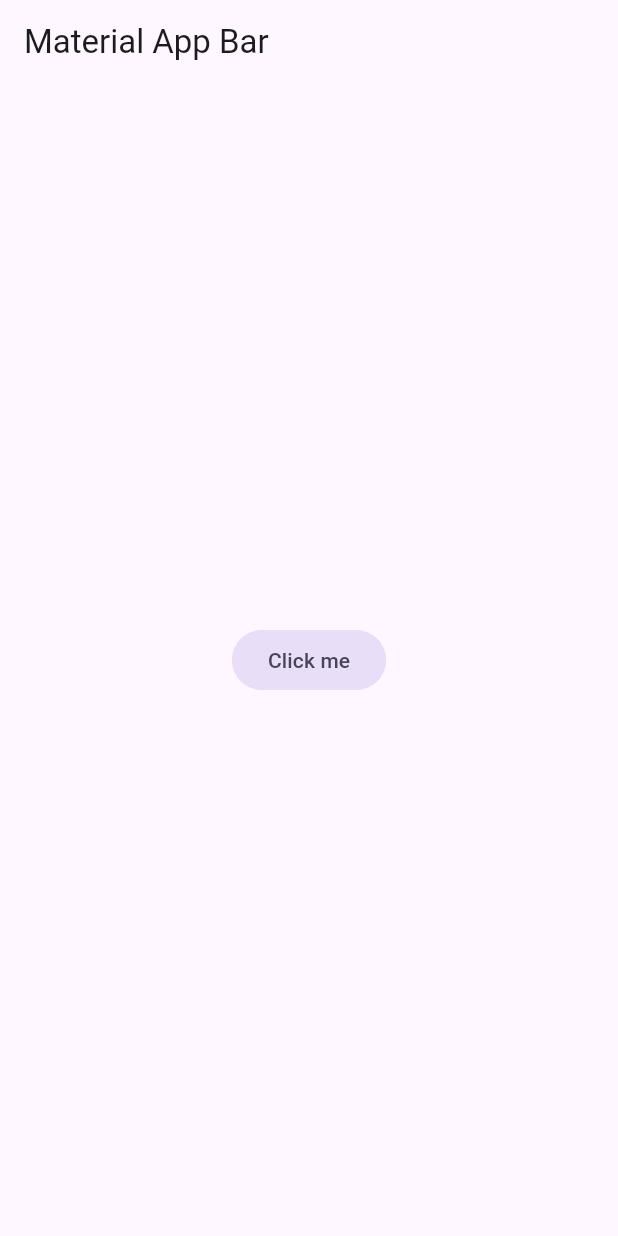
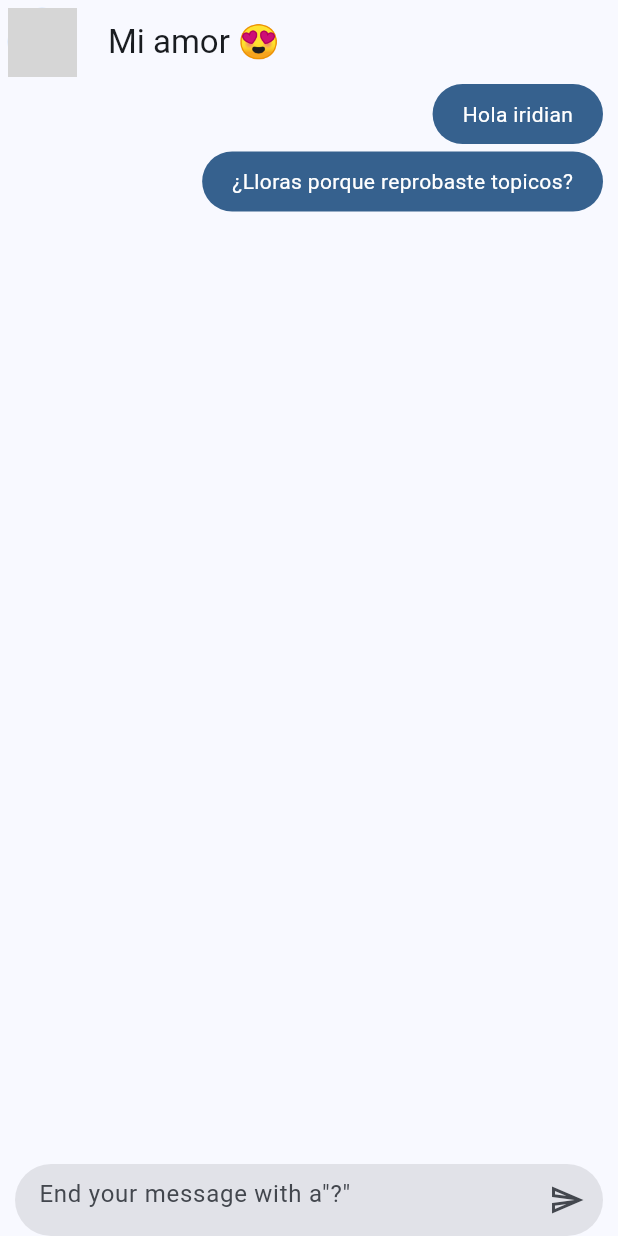
Before and after one commit to Iridian66/yes_no_app_iridian_pech, a Flutter app: the screen it shows after launch, on a phone screen of 412 x 824 dp. Run offline on Flutter 3.47's test engine with Material 3 defaults, Android fonts, the phone set to English and light mode, and no system bars; our stand-ins replace dio; network calls fail; grey boxes are pictures that could not be loaded.

Commit message:
Ajustes de provider

```diff
--- a/lib/config/theme/app_theme.dart
+++ b/lib/config/theme/app_theme.dart
@@ -1,15 +1,34 @@
 import 'package:flutter/material.dart';
-const Color customColor =   Color(0xFF5C11D4);
+const Color _customColor =   Color(0xFF49149F);
+const List<Color> _colorThemes = [
+ _customColor,
+ Colors.blue,
+ Colors.teal,
+ Colors.green,
+ Colors.yellow,
+ Colors.orange,
+ Colors.pink,
 
 
 
-const List<Color> colorThemes = [];
+
+];
+
+
 class AppTheme {
 
+final int selectedColor;
+
+  AppTheme({
+    this.selectedColor = 0})
+    :assert(selectedColor >= 0 && selectedColor <=_colorThemes.length - 1,
+    'Colors must be between 0 and ${_colorThemes.length}');
 
   ThemeData theme() {
     return ThemeData(
-      useMaterial3: true
+      useMaterial3: true,
+      colorSchemeSeed: _colorThemes[selectedColor],
+
     );
   }
 }
--- a/lib/domain/entities/message.dart
+++ b/lib/domain/entities/message.dart
@@ -1,5 +1,5 @@
 // Identidad a tomica: la unidad mas pequeña de un sistema
-enum FromWho{me, him}
+enum FromWho{me, hers}
 class Message {
 final String text;
 final String? imagenUrl;
--- a/lib/main.dart
+++ b/lib/main.dart
@@ -1,5 +1,8 @@
 import 'package:flutter/material.dart';
+import 'package:provider/provider.dart';
 import 'package:yes_no_app_iridian_pech/config/theme/app_theme.dart';
+import 'package:yes_no_app_iridian_pech/presentation/chat_provider.dart';
+import 'package:yes_no_app_iridian_pech/presentation/screens/chat/chat_screen.dart';
 
 void main() => runApp(const MyApp());
 
@@ -8,20 +11,13 @@
 
   @override
   Widget build(BuildContext context) {
-    return MaterialApp(
-      title: 'Yes No App',
-      debugShowCheckedModeBanner: false,
-       theme: AppTheme().theme() ,
-      home: Scaffold(
-        appBar: AppBar(
-          title: const Text('Material App Bar'),
-        ),
-        body: Center(
-          child: FilledButton.tonal(
-            onPressed:(){ },
-          child: const Text('Click me')
-          ),
-        ),
+    return MultiProvider(
+      providers: [ChangeNotifierProvider(create: (_) => ChatProvider())],
+      child: MaterialApp(
+        title: 'Yes No App',
+        debugShowCheckedModeBanner: false,
+         theme: AppTheme( selectedColor:1 ).theme() ,
+        home: const  ChatScreen()
       ),
     );
   }
--- /dev/null
+++ b/lib/presentation/screens/chat/chat_screen.dart
@@ -0,0 +1,68 @@
+import 'package:flutter/material.dart';
+import 'package:provider/provider.dart';
+import 'package:yes_no_app_iridian_pech/domain/entities/message.dart';
+import 'package:yes_no_app_iridian_pech/presentation/chat_provider.dart';
+import 'package:yes_no_app_iridian_pech/presentation/widgets/chat/her_message_bubble.dart';
+import 'package:yes_no_app_iridian_pech/presentation/widgets/chat/my_message_bubble.dart';
+import 'package:yes_no_app_iridian_pech/presentation/widgets/share/message_field_box.dart';
+class ChatScreen extends StatelessWidget {
+
+  const ChatScreen({super.key});
+
+  @override
+  Widget build(BuildContext context) {
+    return Scaffold(
+      appBar: AppBar(
+        leading: const Padding(
+          padding: EdgeInsets.all(5.0),
+          child: CircleAvatar(
+            backgroundImage: NetworkImage('https://i.pinimg.com/236x/ed/cc/c1/edccc138e71acf617441f7ee636e3ebc.jpg'),
+          ),
+        ),
+        title: const Text('Mi amor 😍'),
+        centerTitle: false,
+      ),
+      body: _ChatView(),
+    );
+  }
+}
+
+class _ChatView extends StatelessWidget {
+
+
+
+
+  @override
+  Widget build(BuildContext context) {
+    final chatProvider = context.watch <ChatProvider>();
+    return SafeArea(
+      child: Padding(
+        padding: const EdgeInsets.symmetric(horizontal: 10),
+        child: Column(
+          children: [
+            Expanded(
+              child: ListView.builder(
+                itemCount: chatProvider.messageList.length,
+                itemBuilder: (context, index) {
+                  // Instancia del message qy¿ue sabra de quien es el mensaje
+                  final message = chatProvider.messageList[index];
+
+                  return(message.frowWho == FromWho.hers)
+                      ? const HerMessageBubble()
+                      : MyMessageBubble(message: message,);
+
+
+
+
+
+              }) ),
+
+
+             // Caja de texto
+            MessageFieldBox(onValue: chatProvider.sendMessage,),
+          ],
+        ),
+      ),
+    );
+  }
+}
--- /dev/null
+++ b/lib/presentation/widgets/chat/my_message_bubble.dart
@@ -0,0 +1,32 @@
+import 'package:flutter/material.dart';
+import 'package:yes_no_app_iridian_pech/domain/entities/message.dart';
+
+class MyMessageBubble extends StatelessWidget {
+  final Message message;
+  const MyMessageBubble({super.key, required this.message});
+
+  @override
+  Widget build(BuildContext context) {
+
+    final colors =Theme.of(context).colorScheme;
+
+    return Column(
+      crossAxisAlignment: CrossAxisAlignment.end,
+      children: [
+        Container(
+          decoration:  BoxDecoration(
+            color: colors.primary,
+            borderRadius: BorderRadius.circular(20)
+          ),
+          child:  Padding(
+            padding:const EdgeInsets.symmetric(horizontal: 20, vertical: 10),
+            child: Text(message.text,
+             style:const TextStyle(color: Colors.white),),
+          ),
+        ),
+
+        const SizedBox(height: 5)
+      ],
+    );
+  }
+}
--- /dev/null
+++ b/lib/presentation/widgets/share/message_field_box.dart
@@ -0,0 +1,51 @@
+import 'package:flutter/material.dart';
+
+class MessageFieldBox extends StatelessWidget {
+  //Emite el valor cambiado
+  final ValueChanged<String> onValue;
+  const MessageFieldBox({super.key, required this.onValue});
+
+  @override
+  Widget build(BuildContext context) {
+
+   final textController = TextEditingController();
+   final focusNode = FocusNode();
+
+
+
+   final outlineInputBorder = UnderlineInputBorder(
+    borderSide: const BorderSide( color: Colors.transparent),
+    borderRadius: BorderRadius.circular(40));
+
+   final inputDecoration  = InputDecoration(
+    hintText: 'End your message with a"?"',
+        enabledBorder: outlineInputBorder,
+        focusedBorder: outlineInputBorder,
+        filled: true,
+        suffixIcon: IconButton(
+          icon: const Icon(Icons.send_outlined),
+          onPressed: (){
+            final textValue = textController.value.text;
+            //Notfica que el texto que escribio ya cambio
+           onValue(textValue);
+            textController.clear();
+          },
+        ),
+      );
+
+    return TextFormField(
+      onTapOutside: (event) {
+        focusNode.unfocus();
+      },
+      focusNode: focusNode,
+      controller: textController,
+      decoration: inputDecoration,
+      onFieldSubmitted: (value) {
+        print('Submit value $value');
+        textController.clear();
+        focusNode.requestFocus();
+        onValue(value);
+      },
+    );
+  }
+}
```
Also changed, not shown: lib/config/helpers/get_yes_no_answer.dart (+2 -5 lines), lib/presentation/chat_provider.dart (+7 -2 lines), lib/presentation/widgets/chat/her_message_bubble.dart (added, +70 -0 lines).
